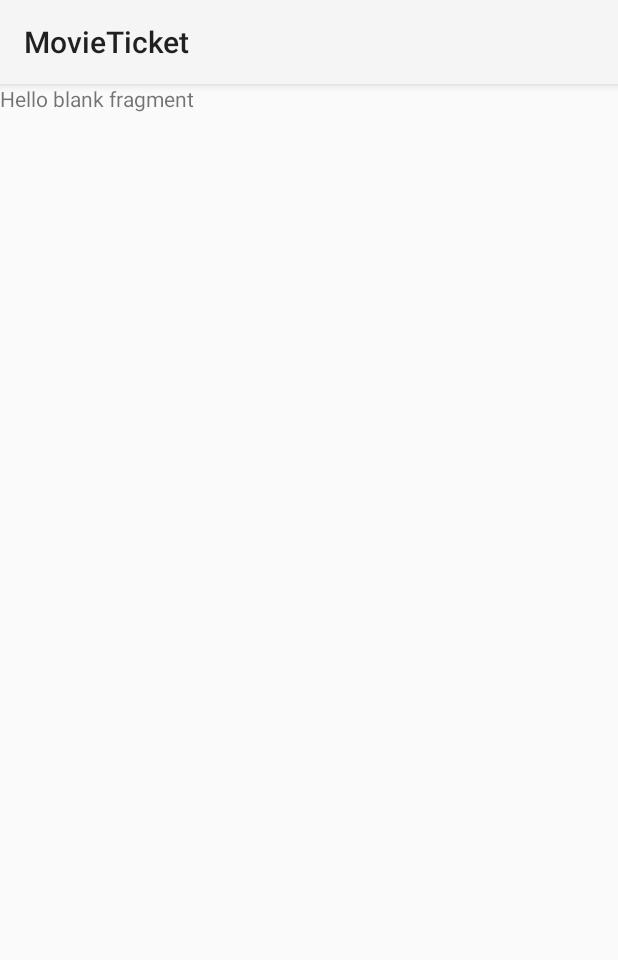
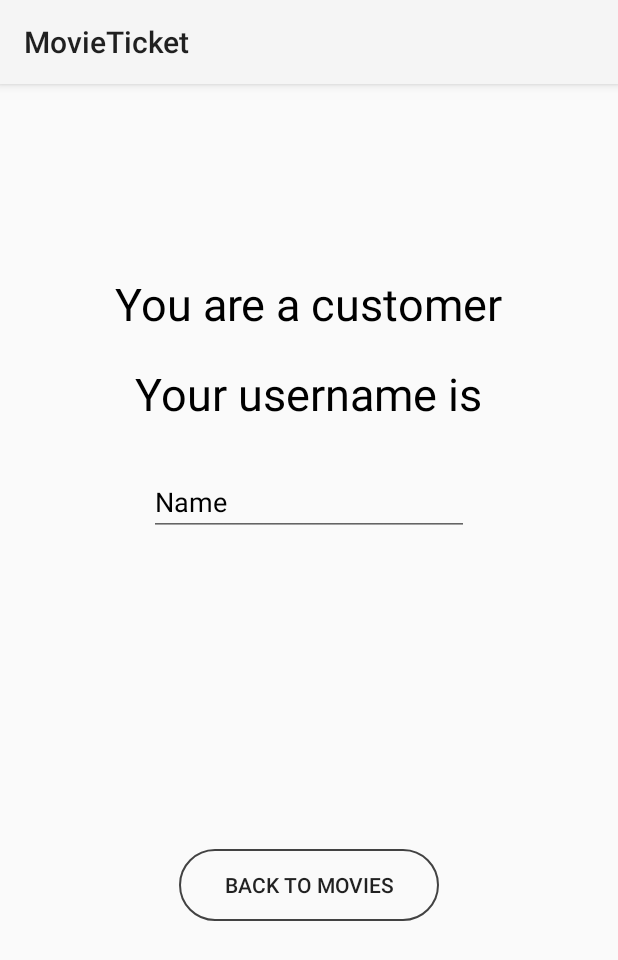
Before and after one commit to HaoNhatt/CS300---Group-2, an Android app built with Jetpack Compose: the AccountInfoFragment screen opened through its navigation route, on a phone screen of 412 x 824 dp. Shown: the top 960 px of the screen. Run offline under Robolectric (Android 15) with nearby library versions, the phone set to English and light mode, and no system bars.

Commit message:
Update fragment_account_info.xml: Customer account info basic UI

```diff
--- a/src/app/src/main/res/layout/fragment_account_info.xml
+++ b/src/app/src/main/res/layout/fragment_account_info.xml
@@ -1,14 +1,64 @@
 <?xml version="1.0" encoding="utf-8"?>
 <FrameLayout xmlns:android="http://schemas.android.com/apk/res/android"
+    xmlns:app="http://schemas.android.com/apk/res-auto"
     xmlns:tools="http://schemas.android.com/tools"
+    android:id="@+id/CustomerInfoLayout"
     android:layout_width="match_parent"
     android:layout_height="match_parent"
-    tools:context=".user.ui.AccountInfoFragment">
+    tools:context=".user.ui.MovieInfoFragment">
 
-    <!-- TODO: Update blank fragment layout -->
+    <!-- TODO: Make the TextView automatically set to customer's username, make the "back to movies" button returns to previous screen -->
     <TextView
-        android:layout_width="match_parent"
-        android:layout_height="match_parent"
-        android:text="@string/hello_blank_fragment" />
+        android:id="@+id/textView"
+        android:layout_width="wrap_content"
+        android:layout_height="wrap_content"
+        android:layout_marginTop="126dp"
+        android:text="You are a customer"
+        android:layout_gravity="center_horizontal"
+        android:textColor="@color/black"
+        android:textSize="30sp"
+        app:layout_constraintEnd_toEndOf="parent"
+        app:layout_constraintStart_toStartOf="parent"
+        app:layout_constraintTop_toTopOf="parent" />
 
+    <TextView
+        android:id="@+id/textView2"
+        android:layout_width="wrap_content"
+        android:layout_height="wrap_content"
+        android:layout_marginTop="186dp"
+        android:text="Your username is"
+        android:layout_gravity="center_horizontal"
+        android:textColor="@color/black"
+        android:textSize="30sp"
+        app:layout_constraintEnd_toEndOf="parent"
+        app:layout_constraintStart_toStartOf="parent"
+        app:layout_constraintTop_toTopOf="parent" />
+
+    <!--https://learnpainless.com/edittext-editable-deprecated-how-use-inputtype-android/-->
+    <EditText
+        android:id="@+id/editTextText"
+        android:layout_width="wrap_content"
+        android:layout_height="wrap_content"
+        android:ems="10"
+        android:inputType="text"
+        android:layout_marginTop="256dp"
+        android:layout_gravity="center_horizontal"
+        android:textColor="@color/black"
+        android:focusable="false"
+        android:clickable="false"
+        android:cursorVisible="false"
+        android:text="Name" />
+
+    <Button
+        android:id="@+id/loginButton"
+        android:layout_width="wrap_content"
+        android:layout_height="wrap_content"
+        android:layout_gravity="center"
+        android:layout_marginTop="150sp"
+        android:text="Back to movies"
+        android:paddingStart="30sp"
+        android:paddingTop="10sp"
+        android:paddingEnd="30sp"
+        android:paddingBottom="10sp"
+        android:background="@drawable/rounded_input" />
 </FrameLayout>
```
